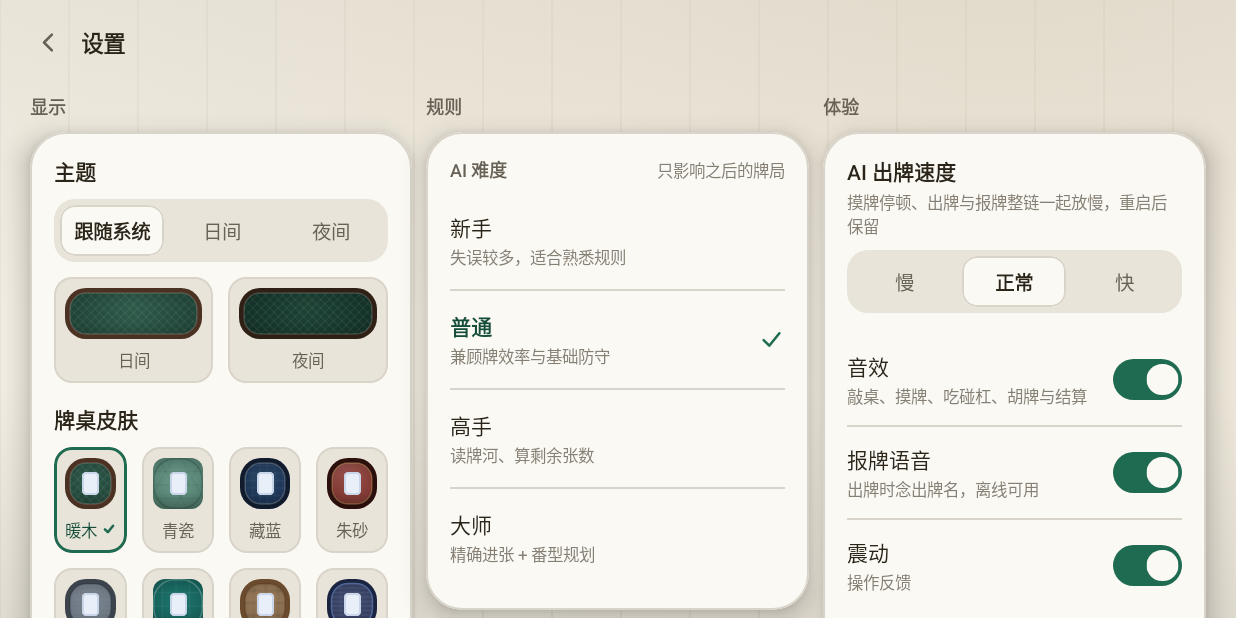
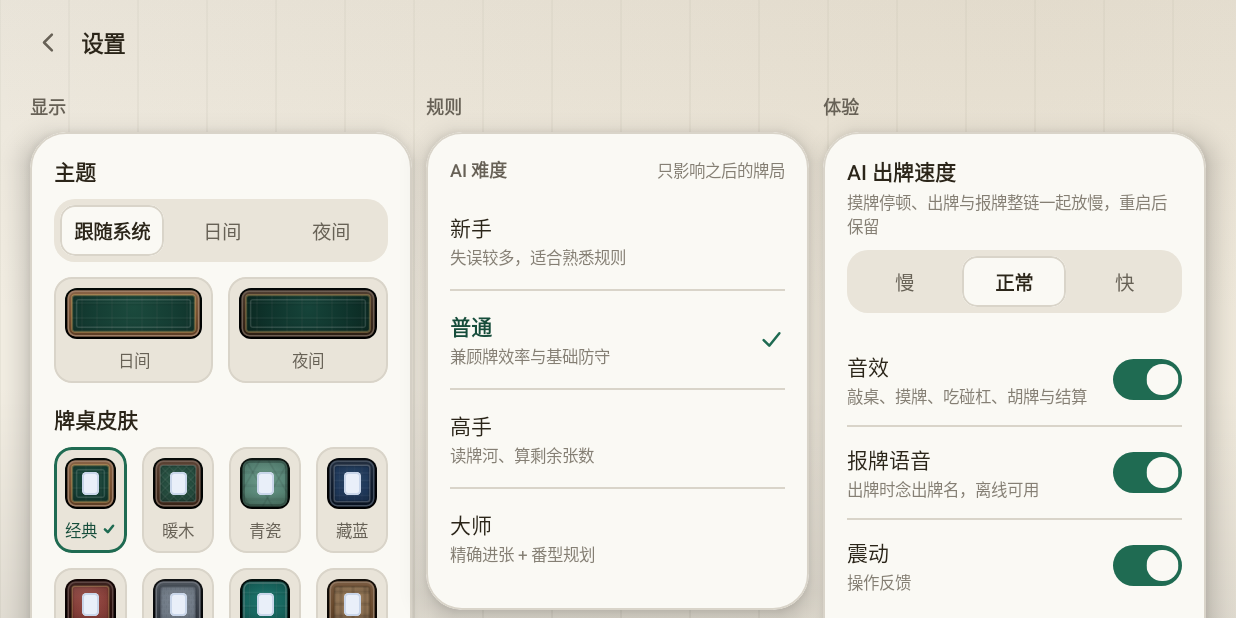
Before and after one commit to udokw/zhujian-mahjong, an Android app built with Jetpack Compose: the composable SettingsScreen shown on its own in the app's theme, on a phone screen of 824 x 412 dp (held sideways). Run offline under Robolectric (Android 15) with nearby library versions, the phone set to English and light mode, and no system bars; pictures from the network do not load.

Commit message:
fix(theme): 牌桌补真实桌沿并恢复经典皮肤，版本 1.0.25 (28)
- drawTableFelt 改为内嵌实体桌：整屏房间底 -> 安全区内缩 6dp 的圆角桌面 -> 4~12dp 木框真实围边 -> 毡面从框内开始，外缘 1dp 亮线 + 内缘 1dp 高光，无框款也保留清晰 1dp 内线
- 毡面加内阴影，织纹加 1dp 暗线浮雕，5% 规格值在真机可辨
- 新增第九款 CLASSIC 经典（10dp 细格 + 12dp 胡桃木沿 + 金白双内线），默认皮肤与旧 id 回落均改为经典
- 牌桌内容让出桌沿：四边木框不再被 HUD、手牌或系统栏压掉
- 版本 1.0.25 / versionCode 28（Android 与 iOS 同步）

```diff
--- a/app/build.gradle.kts
+++ b/app/build.gradle.kts
@@ -57,8 +57,8 @@ android {
         applicationId = "mahjong.app"
         minSdk = 24
         targetSdk = 35
-        versionCode = 27
-        versionName = "1.0.24"
+        versionCode = 28
+        versionName = "1.0.25"
         // 调试注入（adb --es mj_debug）默认关闭：只有本地显式加 -PmjDebugScenario=true
         // 构建的包才带这个能力，随包发布的 debug APK 不再暴露任何注入入口。
         val debugScenario = providers.gradleProperty("mjDebugScenario").orNull?.toBoolean() == true
--- a/app/src/commonMain/kotlin/mahjong/app/screens/SettingsScreen.kt
+++ b/app/src/commonMain/kotlin/mahjong/app/screens/SettingsScreen.kt
@@ -183,7 +183,7 @@ fun SettingsScreen(
                     Spacer(Modifier.height(14.dp))
                     MjText("牌桌皮肤", type.bodyStrong, colors.ink)
                     Spacer(Modifier.height(8.dp))
-                    // 八款皮肤按规格表顺序排列，每行四款、共两行；新增主题只需往 themeSpecs 加一行。
+                    // 九款皮肤（经典 + 八款材质）按规格表顺序排列，每行四款；新增主题只需往 themeSpecs 加一行。
                     val skinRows = TableSkin.entries.chunked(4)
                     skinRows.forEachIndexed { rowIndex, rowSkins ->
                         Row(horizontalArrangement = Arrangement.spacedBy(10.dp)) {
--- a/app/src/commonMain/kotlin/mahjong/app/screens/TableScreen.kt
+++ b/app/src/commonMain/kotlin/mahjong/app/screens/TableScreen.kt
@@ -52,6 +52,7 @@ import androidx.compose.ui.draw.clipToBounds
 import androidx.compose.ui.draw.drawBehind
 import androidx.compose.ui.geometry.CornerRadius
 import androidx.compose.ui.geometry.Offset
+import androidx.compose.ui.geometry.Rect
 import androidx.compose.ui.graphics.Brush
 import androidx.compose.ui.graphics.Color
 import androidx.compose.ui.graphics.Path
@@ -63,6 +64,7 @@ import androidx.compose.ui.platform.LocalDensity
 import androidx.compose.ui.text.font.FontWeight
 import androidx.compose.ui.text.style.TextAlign
 import androidx.compose.ui.unit.Dp
+import androidx.compose.ui.unit.LayoutDirection
 import androidx.compose.ui.unit.dp
 import androidx.compose.ui.unit.sp
 import androidx.compose.ui.zIndex
@@ -174,7 +176,20 @@ fun TableScreen(
     val advice = table.plans.firstOrNull()
     val recommend = if (table.canDiscard) advice?.discard else null
 
-    BoxWithConstraints(Modifier.fillMaxSize().drawTableFelt(colors, centerYPx)) {
+    // 桌沿：桌面从安全区内缩 6dp 开始，木框厚度按主题表；内容再让出桌沿，
+    // 保证四边木框都露在牌与手牌之外，不被系统栏或手牌压掉。
+    val rootDensity = LocalDensity.current
+    val safeInsets = WindowInsets.safeDrawing
+    val edgeInsets = Rect(
+        safeInsets.getLeft(rootDensity, LayoutDirection.Ltr).toFloat(),
+        safeInsets.getTop(rootDensity).toFloat(),
+        safeInsets.getRight(rootDensity, LayoutDirection.Ltr).toFloat(),
+        safeInsets.getBottom(rootDensity).toFloat(),
+    )
+    val rimDp = if (colors.material.rimSolid) colors.material.rim else 0.dp
+    val tableMargin = 6.dp
+
+    BoxWithConstraints(Modifier.fillMaxSize().drawTableFelt(colors, centerYPx, edgeInsets)) {
         val tight = maxHeight < 390.dp
         // 根容器尺寸：牌河换算桌布圆心时要用，先取出来避免在嵌套作用域里被遮住。
         val rootWidth = maxWidth
@@ -187,7 +202,12 @@ fun TableScreen(
         Column(
             Modifier
                 .fillMaxSize()
-                .windowInsetsPadding(WindowInsets.safeDrawing),
+                .windowInsetsPadding(WindowInsets.safeDrawing)
+                .padding(horizontal = tableMargin)
+                .padding(
+                    top = tableMargin + rimDp + 4.dp,
+                    bottom = tableMargin + rimDp + 10.dp,
+                ),
         ) {
             LandscapeHud(
                 table = table,
--- a/app/src/commonMain/kotlin/mahjong/app/settings/Settings.kt
+++ b/app/src/commonMain/kotlin/mahjong/app/settings/Settings.kt
@@ -29,21 +29,21 @@ enum class AiSpeed(val label: String, val thinkMs: Long, val claimMs: Long) {
 }
 
 /**
- * 牌桌皮肤的反序列化兜底：主题已收敛为八款（暖木/青瓷/藏蓝/朱砂/雾灰/松石/奶咖/霓虹），
- * 旧版本存过的竹间、翡翠、竹青、墨玉等 id 全部回落到暖木；其余设置照常读出，
+ * 牌桌皮肤的反序列化兜底：主题为「经典 + 八款材质」（经典/暖木/青瓷/藏蓝/朱砂/雾灰/松石/奶咖/霓虹），
+ * 旧版本存过的竹间、翡翠、竹青、墨玉、檀木等 id 一律回落到经典；其余设置照常读出，
  * 避免整个设置对象被重置或启动白屏。
  */
 object TableSkinSerializer : KSerializer<TableSkin> {
     override val descriptor: SerialDescriptor =
         PrimitiveSerialDescriptor("mahjong.app.theme.TableSkin", PrimitiveKind.STRING)
 
-    /** 旧 id（classic / feicui / bamboo / ink / zhuqi / dianlan / zitan 等）一律回落暖木。 */
+    /** 旧 id（classic / bamboo / zhujian / feicui / ink / zhuqing / moyu / tanmu 等）一律回落经典。 */
     override fun serialize(encoder: Encoder, value: TableSkin) = encoder.encodeString(value.name)
 
     override fun deserialize(decoder: Decoder): TableSkin {
         val raw = decoder.decodeString()
         return TableSkin.entries.firstOrNull { it.name.equals(raw, ignoreCase = true) }
-            ?: TableSkin.WOOD
+            ?: TableSkin.CLASSIC
     }
 }
 
@@ -51,7 +51,7 @@ object TableSkinSerializer : KSerializer<TableSkin> {
 data class AppSettings(
     val theme: ThemeMode = ThemeMode.SYSTEM,
     @Serializable(with = TableSkinSerializer::class)
-    val skin: TableSkin = TableSkin.WOOD,
+    val skin: TableSkin = TableSkin.CLASSIC,
     val tileScale: TileScale = TileScale.STANDARD,
     val aiLevelId: String = AiLevel.NORMAL.id,
     val aiSpeed: AiSpeed = AiSpeed.NORMAL,
--- a/app/src/commonMain/kotlin/mahjong/app/theme/Theme.kt
+++ b/app/src/commonMain/kotlin/mahjong/app/theme/Theme.kt
@@ -19,10 +19,12 @@ enum class ThemeMode(val label: String) {
 }
 
 /**
- * 牌桌主题：八款全部保留，名称与 [themeSpecs] 一一对应。
- * 旧 id（竹间 / 翡翠 / 竹青 / 墨玉等）由 [mahjong.app.settings.TableSkinSerializer] 回落暖木。
+ * 牌桌主题：经典 + 八款材质皮肤全部保留，名称与 [themeSpecs] 一一对应。
+ * 经典是最早的默认桌面；旧 id（竹间 / 翡翠 / 竹青 / 墨玉 / 檀木等）由
+ * [mahjong.app.settings.TableSkinSerializer] 回落经典。
  */
 enum class TableSkin(val label: String) {
+    CLASSIC("经典"),
     WOOD("暖木"),
     QINGCI("青瓷"),
     NAVY("藏蓝"),
@@ -36,7 +38,7 @@ enum class TableSkin(val label: String) {
 @Immutable
 data class MjColors(
     val isDark: Boolean,
-    val skin: TableSkin = TableSkin.WOOD,
+    val skin: TableSkin = TableSkin.CLASSIC,
     val bg: Color,
     val surface: Color,
     val surface2: Color,
@@ -150,7 +152,7 @@ object MjMotion {
     const val large = 320
 }
 
-val LocalMjColors = staticCompositionLocalOf { mjColors(false, TableSkin.WOOD) }
+val LocalMjColors = staticCompositionLocalOf { mjColors(false, TableSkin.CLASSIC) }
 val LocalMjType = staticCompositionLocalOf { MjTypography }
 val LocalReduceMotion = staticCompositionLocalOf { false }
 
--- a/app/src/commonMain/kotlin/mahjong/app/theme/ThemeSkins.kt
+++ b/app/src/commonMain/kotlin/mahjong/app/theme/ThemeSkins.kt
@@ -8,11 +8,12 @@ import kotlin.math.pow
 import kotlin.math.roundToInt
 
 /**
- * 台面织纹类型。八款主题各用一种，画法在 [mahjong.app.util.drawTableFelt] 里按此枚举分支：
- * DIAG 45° 双向斜纹、CRACKLE 冰裂三向、LINEN 细亚麻、LACQUER 大漆双高光、
- * SAND 喷砂点阵、GRID 瓷砖格、RATTAN 粗藤编、SCAN 扫描线。
+ * 台面织纹类型。八款材质各用一种，经典沿用老的 10dp 细格，画法在
+ * [mahjong.app.util.drawTableFelt] 里按此枚举分支：WEAVE 10dp 细格、DIAG 45° 双向斜纹、
+ * CRACKLE 冰裂三向、LINEN 细亚麻、LACQUER 大漆双高光、SAND 喷砂点阵、
+ * GRID 瓷砖格、RATTAN 粗藤编、SCAN 扫描线。
  */
-enum class FeltPattern { DIAG, CRACKLE, LINEN, LACQUER, SAND, GRID, RATTAN, SCAN }
+enum class FeltPattern { WEAVE, DIAG, CRACKLE, LINEN, LACQUER, SAND, GRID, RATTAN, SCAN }
 
 /**
  * 台面材质参数：密度、透明度、木框、内嵌高光、牌边与圆角全部显式声明，
@@ -41,6 +42,8 @@ data class TableMaterial(
     val inner: Long,
     /** 浅色桌面用的内嵌线（深墨）。 */
     val innerLight: Long = inner,
+    /** 木框内侧第二道饰线（ARGB），经典用金线；null 表示不画。 */
+    val accent: Long? = null,
     /** 中央盘圆角；0 表示正圆。 */
     val discRadius: Dp,
     /** 八角盘（松石）。 */
@@ -146,7 +149,18 @@ private val TILE_NIGHT = TileTokens(
     red = 0xFFB94A3EL, blue = 0xFF38679AL, green = 0xFF2F7A5CL, ink = 0xFF1A211DL,
 )
 
-// ------------------------------------------------------------ 八套材质
+// ------------------------------------------------------------ 九套材质
+
+/**
+ * 经典（原「竹间」基线）：深松绿毡 + 10dp 双向细格 + 12dp 胡桃木沿，
+ * 木框内 1.4dp 金线 + 内缩 3dp 的 1dp 白线，保留最早那套桌面。
+ */
+private val WEAVE_MATERIAL = TableMaterial(
+    pattern = FeltPattern.WEAVE, pitch = 10.dp, alpha1 = 0.05f, alpha2 = 0.05f,
+    lineWidth = 1.dp, rim = 12.dp, rimSolid = true,
+    inner = 0x24FFFFFFL, accent = 0x4DE8C97AL,
+    discRadius = 0.dp, seatRadius = 10.dp, tileEdge = 1.4.dp, tileCorner = 8.3.dp,
+)
 
 /** 暖木：45° 双向 1dp 斜纹、4dp 间距、9dp 胡桃木框、1dp 白 16% 内嵌高光。 */
 private val DIAG_MATERIAL = TableMaterial(
@@ -208,13 +222,29 @@ private val SCAN_MATERIAL = TableMaterial(
     discRadius = 16.dp, seatRadius = 10.dp, tileEdge = 1.6.dp, tileCorner = 8.3.dp,
 )
 
-// ------------------------------------------------------------ 八款主题
+// ------------------------------------------------------------ 九款主题
 
 /**
- * 八款主题（顺序沿用规格表，设置页按此每行四款排两行）。
+ * 九款主题：经典（默认）+ 八款材质皮肤，顺序沿用规格表，设置页按此每行四款。
  * 改动这里就等于同时改了 Android 与 iOS：`mjColors()` 是两端唯一的取色入口。
  */
 val themeSpecs: List<ThemeSpec> = listOf(
+    ThemeSpec(
+        id = TableSkin.CLASSIC,
+        name = "经典",
+        tagline = "深松绿毡、12dp 胡桃木沿、木框内金白双线。最早的默认桌面，安静耐看。",
+        material = WEAVE_MATERIAL,
+        day = SkinPalette(
+            t1 = 0xFF1B4A3DL, t2 = 0xFF143D33L, t3 = 0xFF0D2C25L, core = 0xFF0D2C25L,
+            rim = 0xFF7A5232L, hud = 0x4D000000L, hudInk = 0xFFF2F7F4L, hudInk2 = 0xFFB9CEC4L,
+            onTable = 0xFFF2F7F4L, onTable2 = 0xFFB9CEC4L,
+        ),
+        night = SkinPalette(
+            t1 = 0xFF16443AL, t2 = 0xFF0E332BL, t3 = 0xFF082019L, core = 0xFF082019L,
+            rim = 0xFF3E2C1EL, hud = 0x4D000000L, hudInk = 0xFFEEF5F1L, hudInk2 = 0xFFA9C2B7L,
+            onTable = 0xFFEEF5F1L, onTable2 = 0xFFA9C2B7L,
+        ),
+    ),
     ThemeSpec(
         id = TableSkin.WOOD,
         name = "暖木",
--- a/app/src/commonMain/kotlin/mahjong/app/util/TableBackground.kt
+++ b/app/src/commonMain/kotlin/mahjong/app/util/TableBackground.kt
@@ -13,6 +13,8 @@ import androidx.compose.ui.graphics.Path
 import androidx.compose.ui.graphics.drawscope.DrawScope
 import androidx.compose.ui.graphics.drawscope.Stroke
 import androidx.compose.ui.graphics.drawscope.clipPath
+import androidx.compose.ui.graphics.drawscope.translate
+import androidx.compose.ui.graphics.lerp
 import androidx.compose.ui.unit.dp
 import mahjong.app.theme.FeltPattern
 import mahjong.app.theme.MjColors
@@ -28,45 +30,128 @@ import kotlin.math.sin
 /**
  * 牌桌底：完全按主题表里的 [mahjong.app.theme.TableMaterial] 绘制台面工艺。
  *
- * 八款共用一条管线：木框（有的款为 0）→ 毡面径向渐变 → 织纹 → 上下压暗 → 1dp 内嵌线。
- * 织纹类型 / 密度 / 透明度 / 线宽 / 框厚 / 圆角全部来自主题表，渲染层不写死数值。
+ * 桌面不再是铺满屏幕的一块布，而是一张有厚度的实体桌：
+ * 1) 整屏先铺「房间」底色（比毡面更暗的同色系），四周自然留出桌沿；
+ * 2) 桌面圆角矩形从 [edgeInsets] 内缩 6dp 开始，木框按主题的 4~12dp 真实围一圈，
+ *    外缘 1dp 亮线压边、内缘 1dp 高光收口，毡面在木框内开始；
+ * 3) 无框主题同样有圆角桌面边界 + 清晰的 1dp 内线，不再无限铺满；
+ * 4) 毡面内缘加一圈柔和内阴影制造下沉厚度，织纹按规格密度画满。
+ *
+ * [edgeInsets] 传系统安全区（状态栏 / 手势条 / 刘海）的实际 dp 像素，
+ * 保证桌沿落在安全区内，不会被设备圆角或系统栏吃掉。
  */
-fun Modifier.drawTableFelt(colors: MjColors, centerYPx: Float = -1f): Modifier = drawBehind {
+fun Modifier.drawTableFelt(
+    colors: MjColors,
+    centerYPx: Float = -1f,
+    edgeInsets: Rect = Rect.Zero,
+): Modifier = drawBehind {
     val material = colors.material
-    // 小尺寸（设置页缩略图）按比例收木沿，避免 9dp 吃掉整块毡面。
+    val dp1 = 1.dp.toPx()
+    // 小尺寸（设置页缩略图）整体按比例收边，避免 9dp 木框吃掉整块毡面。
+    val compact = size.height < 120.dp.toPx()
+    val margin = if (compact) size.height * 0.05f else 6.dp.toPx()
+    val left = edgeInsets.left + margin
+    val top = edgeInsets.top + margin
+    val tableW = size.width - edgeInsets.left - edgeInsets.right - margin * 2f
+    val tableH = size.height - edgeInsets.top - edgeInsets.bottom - margin * 2f
+    if (tableW <= dp1 || tableH <= dp1) return@drawBehind
+
+    val outerRadius = if (compact) min(tableH * 0.16f, 8.dp.toPx()) else 14.dp.toPx()
     val rimPx = when {
         !material.rimSolid || material.rim <= 0.dp -> 0f
-        size.height < 120.dp.toPx() -> min(size.height * 0.10f, material.rim.toPx())
+        compact -> min(tableH * 0.10f, material.rim.toPx())
         else -> material.rim.toPx()
     }
-    val feltTopLeft = Offset(rimPx, rimPx)
-    val feltSize = Size(size.width - rimPx * 2f, size.height - rimPx * 2f)
-    val outerRadius = 14.dp.toPx()
-    val feltRadius = if (rimPx > 0f) (outerRadius - rimPx).coerceAtLeast(2f) else 0f
 
+    // 1) 房间底：毡面边缘再压暗，桌面自然浮出来。
+    val room = lerp(colors.table3, Color.Black, 0.72f)
+    drawRect(
+        brush = Brush.verticalGradient(
+            0f to lerp(room, Color.White, 0.06f),
+            0.55f to room,
+            1f to lerp(room, Color.Black, 0.40f),
+        ),
+    )
+
+    // 2) 木框：实色压边 + 上下轻微明暗，外缘 1dp 亮线把桌沿和房间分开。
     if (rimPx > 0f) {
-        drawRoundRect(color = colors.tableRim, cornerRadius = CornerRadius(outerRadius))
+        drawRoundRect(
+            brush = Brush.verticalGradient(
+                colors = listOf(
+                    lerp(colors.tableRim, Color.White, 0.10f),
+                    colors.tableRim,
+                    lerp(colors.tableRim, Color.Black, 0.18f),
+                ),
+                startY = top,
+                endY = top + tableH,
+            ),
+            topLeft = Offset(left, top),
+            size = Size(tableW, tableH),
+            cornerRadius = CornerRadius(outerRadius),
+        )
+        drawRoundRect(
+            color = lerp(colors.tableRim, Color.White, 0.26f),
+            topLeft = Offset(left + dp1 * 0.5f, top + dp1 * 0.5f),
+            size = Size(tableW - dp1, tableH - dp1),
+            cornerRadius = CornerRadius(outerRadius),
+            style = Stroke(width = dp1),
+        )
     }
 
-    // 绒面：径向渐变 t1 → t2 → t3，圆心跟实测桌心走，未测量时回落 38%。
-    val centerY = if (centerYPx >= 0f) centerYPx else size.height * 0.38f
+    // 3) 毡面：从木框内开始，圆心跟实测桌心走，未测量时回落 38%。
+    val feltLeft = left + rimPx
+    val feltTop = top + rimPx
+    val feltW = tableW - rimPx * 2f
+    val feltH = tableH - rimPx * 2f
+    val feltRadius = if (rimPx > 0f) (outerRadius - rimPx).coerceAtLeast(2f) else outerRadius
+    val centerY = if (centerYPx >= 0f) centerYPx else top + tableH * 0.38f
     drawRoundRect(
         brush = Brush.radialGradient(
             colors = listOf(colors.table1, colors.table2, colors.table3),
-            center = Offset(size.width * 0.5f, centerY),
-            radius = max(size.width * 0.62f, size.height * 0.80f),
+            center = Offset(left + tableW * 0.5f, centerY),
+            radius = max(tableW * 0.62f, tableH * 0.80f),
         ),
-        topLeft = feltTopLeft,
-        size = feltSize,
+        topLeft = Offset(feltLeft, feltTop),
+        size = Size(feltW, feltH),
         cornerRadius = CornerRadius(feltRadius),
     )
 
     val feltPath = Path().apply {
-        addRoundRect(RoundRect(Rect(feltTopLeft, feltSize), feltRadius, feltRadius))
+        addRoundRect(RoundRect(Rect(Offset(feltLeft, feltTop), Size(feltW, feltH)), feltRadius, feltRadius))
     }
     clipPath(feltPath) {
-        // 织纹：密度、线宽、明暗都由主题表给出。
-        drawFeltTexture(colors, material)
+        // 织纹：密度、线宽、明暗都由主题表给出；先画一层 1dp 下的暗线做压纹浮雕，
+        // 再画亮线，5% 的规格值也能在真机上肉眼分辨。
+        if (material.pattern != FeltPattern.LACQUER) {
+            translate(top = 1.dp.toPx()) {
+                drawFeltTexture(
+                    material,
+                    Color.Black.copy(alpha = min(1f, material.alpha1 * 1.2f)),
+                    Color.Black.copy(alpha = min(1f, material.alpha2 * 1.2f)),
+                )
+            }
+        }
+        drawFeltTexture(material, colors.feltLine1, colors.feltLine2)
+
+        // 内阴影：毡面贴着木框的一圈压暗，做出下沉厚度。
+        val shadow = min(feltW, feltH) * 0.055f
+        if (shadow > 0f) {
+            drawRoundRect(
+                color = Color.Black.copy(alpha = 0.10f),
+                topLeft = Offset(feltLeft, feltTop),
+                size = Size(feltW, feltH),
+                cornerRadius = CornerRadius(feltRadius),
+                style = Stroke(width = shadow * 2f),
+            )
+            drawRoundRect(
+                color = Color.Black.copy(alpha = 0.07f),
+                topLeft = Offset(feltLeft, feltTop),
+                size = Size(feltW, feltH),
+                cornerRadius = CornerRadius(feltRadius),
+                style = Stroke(width = shadow * 0.7f),
+            )
+        }
+
         // 上下压暗：顶部 13%、底部 17%，中间不叠第二层遮罩。
         drawRect(
             brush = Brush.verticalGradient(
@@ -78,30 +163,56 @@ fun Modifier.drawTableFelt(colors: MjColors, centerYPx: Float = -1f): Modifier =
         )
     }
 
-    // 1dp 内嵌线：有实木框时压在毡面边缘（高光），无框时内缩 0.5dp 收边。
-    val inset = if (material.rimSolid && rimPx > 0f) rimPx else 0.5.dp.toPx()
-    drawRoundRect(
-        color = colors.tableRimGlow,
-        topLeft = Offset(inset, inset),
-        size = Size(size.width - inset * 2f, size.height - inset * 2f),
-        cornerRadius = CornerRadius(if (rimPx > 0f) feltRadius else outerRadius),
-        style = Stroke(width = 1.dp.toPx()),
-    )
+    // 4) 内嵌线：有实木框时压在毡面边缘；经典多一道金线 + 内缩 3dp 的白线。
+    val accent = material.accent
+    if (accent != null && rimPx > 0f) {
+        drawRoundRect(
+            color = Color(accent),
+            topLeft = Offset(feltLeft, feltTop),
+            size = Size(feltW, feltH),
+            cornerRadius = CornerRadius(feltRadius),
+            style = Stroke(width = 1.4.dp.toPx()),
+        )
+        val inner = 3.dp.toPx()
+        drawRoundRect(
+            color = colors.tableRimGlow,
+            topLeft = Offset(feltLeft + inner, feltTop + inner),
+            size = Size(feltW - inner * 2f, feltH - inner * 2f),
+            cornerRadius = CornerRadius((feltRadius - inner).coerceAtLeast(2f)),
+            style = Stroke(width = dp1),
+        )
+    } else {
+        // 有框：1dp 白/墨高光压在木框与毡面交界；无框：内缩 1dp 收一道清晰内线。
+        val inset = if (rimPx > 0f) rimPx else dp1
+        drawRoundRect(
+            color = colors.tableRimGlow,
+            topLeft = Offset(left + inset, top + inset),
+            size = Size(tableW - inset * 2f, tableH - inset * 2f),
+            cornerRadius = CornerRadius(
+                if (rimPx > 0f) feltRadius else (outerRadius - dp1).coerceAtLeast(2f),
+            ),
+            style = Stroke(width = dp1),
+        )
+    }
 }
 
 /**
- * 绒面织纹：八种类型各一支画法，调用方已经裁好绒面。
+ * 绒面织纹：九种类型各一支画法，调用方已经裁好绒面。
  * 线宽统一用 dp，避免在高密度屏上退化成 0.3dp 的不可见细线。
  */
-private fun DrawScope.drawFeltTexture(colors: MjColors, material: TableMaterial) {
-    val line1 = colors.feltLine1
-    val line2 = colors.feltLine2
+private fun DrawScope.drawFeltTexture(material: TableMaterial, line1: Color, line2: Color) {
     val width = material.lineWidth.toPx()
     val p1 = material.pitch.toPx()
     val p2 = material.pitch2.toPx()
     val p3 = material.pitch3.toPx()
 
     when (material.pattern) {
+        // 经典细格：0/90 双向 10dp，经纬同透明度的细织纹。
+        FeltPattern.WEAVE -> {
+            drawAngledLines(0f, p1, line1, width)
+            drawAngledLines(90f, p1, line2, width)
+        }
+
         // 45° 双向斜纹：4dp 间距，两向同色同透明度。
         FeltPattern.DIAG -> {
             drawAngledLines(45f, p1, line1, width)
```
Also changed, not shown: 1 other file.
